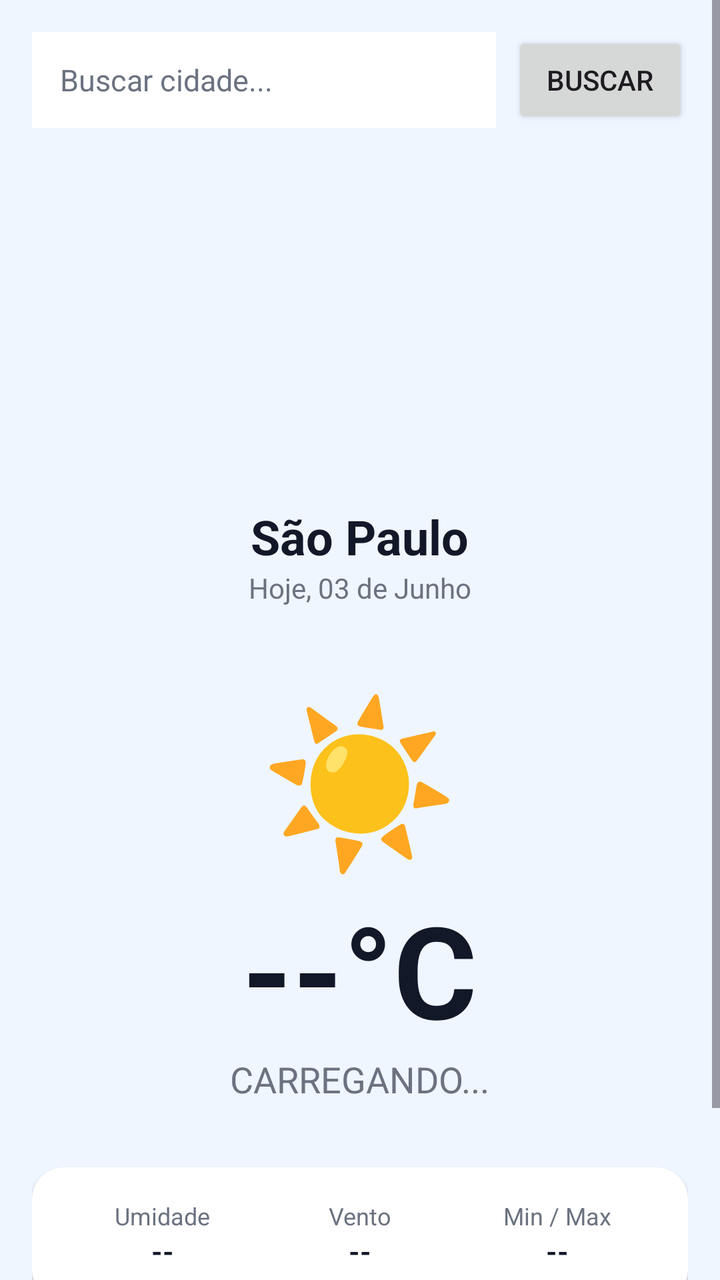
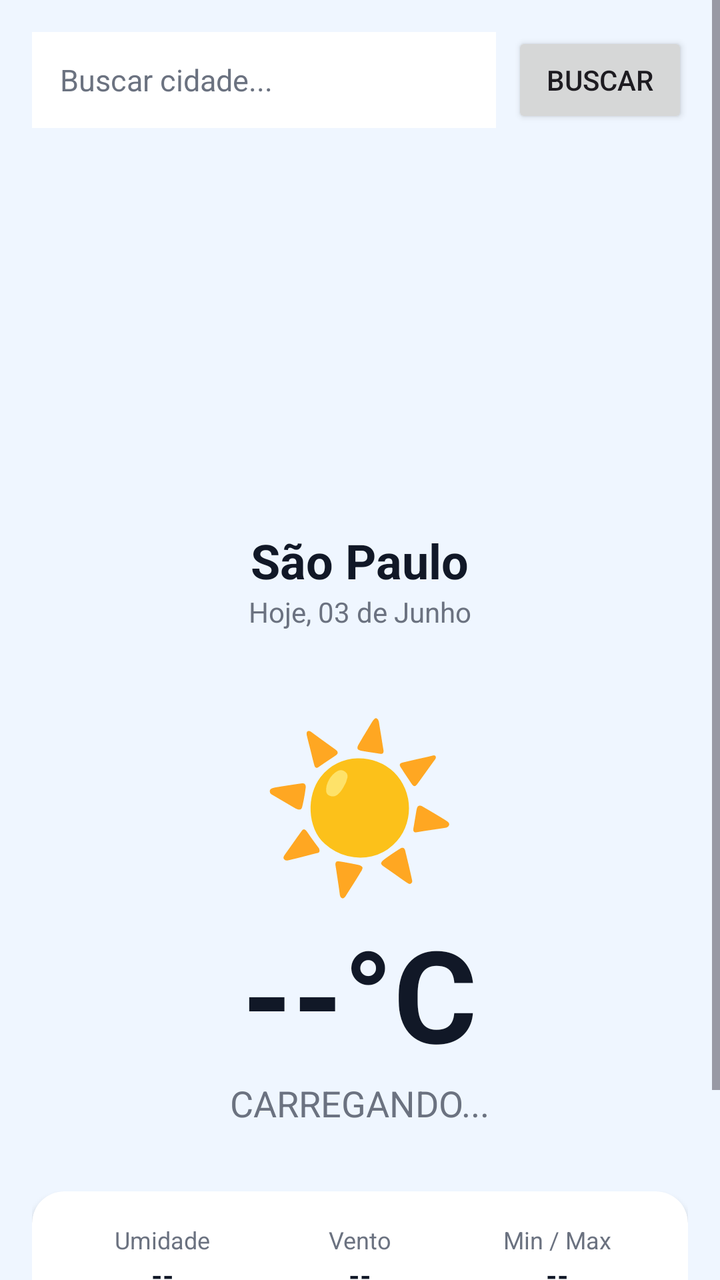

Two renders of the same Android screen: before a commit and after it. Below are the layout's source before the change and the commit's diff.
<!-- AndroidManifest.xml: application theme Theme.ClimaOff -->
<!-- res/layout/activity_main.xml -->
<?xml version="1.0" encoding="utf-8"?>
<ScrollView xmlns:android="http://schemas.android.com/apk/res/android"
    xmlns:app="http://schemas.android.com/apk/res-auto"
    xmlns:tools="http://schemas.android.com/tools"
    android:layout_width="match_parent"
    android:layout_height="match_parent"
    android:background="@color/background"
    android:fillViewport="true">

    <LinearLayout
        android:layout_width="match_parent"
        android:layout_height="wrap_content"
        android:orientation="vertical"
        android:padding="16dp">

        
        <LinearLayout
            android:layout_width="match_parent"
            android:layout_height="wrap_content"
            android:layout_marginBottom="12dp"
            android:orientation="horizontal"
            android:gravity="center_vertical">

            <EditText
                android:id="@+id/etBuscaCidade"
                android:layout_width="0dp"
                android:layout_height="48dp"
                android:layout_weight="1"
                android:background="@color/card_bg"
                android:hint="Buscar cidade..."
                android:textColorHint="@color/text_secondary"
                android:textColor="@color/text_primary"
                android:textSize="15sp"
                android:paddingStart="14dp"
                android:paddingEnd="14dp"
                android:inputType="textCapWords"
                android:imeOptions="actionSearch"
                android:singleLine="true" />

            <Button
                android:id="@+id/btnBuscar"
                android:layout_width="wrap_content"
                android:layout_height="48dp"
                android:layout_marginStart="8dp"
                android:text="Buscar"
                android:textSize="14sp" />

        </LinearLayout>

        
        <TextView
            android:id="@+id/tvStatusOffline"
            android:layout_width="match_parent"
            android:layout_height="wrap_content"
            android:layout_marginBottom="12dp"
            android:background="#FFF3CD"
            android:padding="10dp"
            android:text=""
            android:textColor="#856404"
            android:textSize="13sp"
            android:visibility="gone" />

        
        <ProgressBar
            android:id="@+id/progressBar"
            android:layout_width="wrap_content"
            android:layout_height="wrap_content"
            android:layout_gravity="center_horizontal"
            android:layout_marginTop="64dp"
            android:layout_marginBottom="64dp"
            android:visibility="visible" />

        
        <TextView
            android:id="@+id/tvCidade"
            android:layout_width="wrap_content"
            android:layout_height="wrap_content"
            android:layout_gravity="center_horizontal"
            android:text="São Paulo"
            android:textColor="@color/text_primary"
            android:textSize="24sp"
            android:textStyle="bold" />

        <TextView
            android:id="@+id/tvData"
            android:layout_width="wrap_content"
            android:layout_height="wrap_content"
            android:layout_gravity="center_horizontal"
            android:text="Hoje, 03 de Junho"
            android:textColor="@color/text_secondary"
            android:textSize="14sp" />

        
        <LinearLayout
            android:layout_width="match_parent"
            android:layout_height="wrap_content"
            android:layout_marginTop="32dp"
            android:gravity="center"
            android:orientation="vertical">

            <TextView
                android:id="@+id/tvIconePrincipal"
                android:layout_width="wrap_content"
                android:layout_height="wrap_content"
                android:text="☀️"
                android:textSize="80sp" />

            <TextView
                android:id="@+id/tvTemperaturaAtual"
                android:layout_width="wrap_content"
                android:layout_height="wrap_content"
                android:text="--°C"
                android:textColor="@color/text_primary"
                android:textSize="64sp"
                android:textStyle="bold" />

            <TextView
                android:id="@+id/tvDescricao"
                android:layout_width="wrap_content"
                android:layout_height="wrap_content"
                android:text="Carregando..."
                android:textColor="@color/text_secondary"
                android:textSize="18sp"
                android:textAllCaps="true" />
        </LinearLayout>

        
        <androidx.cardview.widget.CardView
            android:layout_width="match_parent"
            android:layout_height="wrap_content"
            android:layout_marginTop="32dp"
            app:cardBackgroundColor="@color/card_bg"
            app:cardCornerRadius="16dp"
            app:cardElevation="2dp">

            <LinearLayout
                android:layout_width="match_parent"
                android:layout_height="wrap_content"
                android:orientation="horizontal"
                android:padding="16dp"
                android:weightSum="3">

                <LinearLayout
                    android:layout_width="0dp"
                    android:layout_height="wrap_content"
                    android:layout_weight="1"
                    android:gravity="center"
                    android:orientation="vertical">
                    <TextView
                        android:layout_width="wrap_content"
                        android:layout_height="wrap_content"
                        android:text="Umidade"
                        android:textColor="@color/text_secondary"
                        android:textSize="12sp" />
                    <TextView
                        android:id="@+id/tvUmidade"
                        android:layout_width="wrap_content"
                        android:layout_height="wrap_content"
                        android:text="--"
                        android:textColor="@color/text_primary"
                        android:textStyle="bold" />
                </LinearLayout>

                <LinearLayout
                    android:layout_width="0dp"
                    android:layout_height="wrap_content"
                    android:layout_weight="1"
                    android:gravity="center"
                    android:orientation="vertical">
                    <TextView
                        android:layout_width="wrap_content"
                        android:layout_height="wrap_content"
                        android:text="Vento"
                        android:textColor="@color/text_secondary"
                        android:textSize="12sp" />
                    <TextView
                        android:id="@+id/tvVento"
                        android:layout_width="wrap_content"
                        android:layout_height="wrap_content"
                        android:text="--"
                        android:textColor="@color/text_primary"
                        android:textStyle="bold" />
                </LinearLayout>

                <LinearLayout
                    android:layout_width="0dp"
                    android:layout_height="wrap_content"
                    android:layout_weight="1"
                    android:gravity="center"
                    android:orientation="vertical">
                    <TextView
                        android:layout_width="wrap_content"
                        android:layout_height="wrap_content"
                        android:text="Min / Max"
                        android:textColor="@color/text_secondary"
                        android:textSize="12sp" />
                    <TextView
                        android:id="@+id/tvMinMax"
                        android:layout_width="wrap_content"
                        android:layout_height="wrap_content"
                        android:text="--"
                        android:textColor="@color/text_primary"
                        android:textStyle="bold" />
                </LinearLayout>
            </LinearLayout>
        </androidx.cardview.widget.CardView>

        
        <TextView
            android:layout_width="wrap_content"
            android:layout_height="wrap_content"
            android:layout_marginTop="32dp"
            android:layout_marginBottom="16dp"
            android:text="Próximos dias"
            android:textColor="@color/text_primary"
            android:textSize="18sp"
            android:textStyle="bold" />

        
        <androidx.recyclerview.widget.RecyclerView
            android:id="@+id/rvPrevisoes"
            android:layout_width="match_parent"
            android:layout_height="wrap_content"
            android:nestedScrollingEnabled="false"
            android:visibility="gone"
            tools:listitem="@layout/item_previsao" />

    </LinearLayout>
</ScrollView>
<!-- res/layout/item_previsao.xml (included above) -->
<?xml version="1.0" encoding="utf-8"?>
<androidx.cardview.widget.CardView xmlns:android="http://schemas.android.com/apk/res/android"
    xmlns:app="http://schemas.android.com/apk/res-auto"
    android:layout_width="match_parent"
    android:layout_height="wrap_content"
    android:layout_marginBottom="8dp"
    app:cardBackgroundColor="@color/card_bg"
    app:cardCornerRadius="12dp"
    app:cardElevation="1dp">

    <LinearLayout
        android:layout_width="match_parent"
        android:layout_height="wrap_content"
        android:gravity="center_vertical"
        android:orientation="horizontal"
        android:padding="12dp">

        <TextView
            android:id="@+id/tvItemData"
            android:layout_width="0dp"
            android:layout_height="wrap_content"
            android:layout_weight="1"
            android:text="Quarta, 04"
            android:textColor="@color/text_primary"
            android:textSize="16sp" />

        <TextView
            android:id="@+id/tvItemIcone"
            android:layout_width="wrap_content"
            android:layout_height="wrap_content"
            android:layout_marginHorizontal="16dp"
            android:text="⛅"
            android:textSize="24sp" />

        <TextView
            android:id="@+id/tvItemMinMax"
            android:layout_width="wrap_content"
            android:layout_height="wrap_content"
            android:text="18° / 26°"
            android:textColor="@color/text_secondary"
            android:textSize="14sp" />

    </LinearLayout>
</androidx.cardview.widget.CardView>
<!-- resources referenced by this layout -->
<resources>
  <color name="background">#EFF6FF</color>
  <color name="card_bg">#FFFFFF</color>
  <color name="text_primary">#111827</color>
  <color name="text_secondary">#6B7280</color>
  <style name="Theme.ClimaOff" parent="Base.Theme.ClimaOff" />
  <style name="Base.Theme.ClimaOff" parent="Theme.Material3.DayNight.NoActionBar">
          
          
      </style>
</resources>

<!-- the commit's change to res/layout/activity_main.xml (unified diff, before → after) -->
@@ -49,6 +49,32 @@
 
         
         <TextView
+            android:id="@+id/tvUltimasCidadesTitulo"
+            android:layout_width="wrap_content"
+            android:layout_height="wrap_content"
+            android:layout_marginBottom="6dp"
+            android:text="Últimas cidades"
+            android:textColor="@color/text_secondary"
+            android:textSize="13sp"
+            android:visibility="gone" />
+
+        <HorizontalScrollView
+            android:layout_width="match_parent"
+            android:layout_height="wrap_content"
+            android:layout_marginBottom="12dp"
+            android:scrollbars="none">
+
+            <LinearLayout
+                android:id="@+id/containerUltimasCidades"
+                android:layout_width="wrap_content"
+                android:layout_height="wrap_content"
+                android:orientation="horizontal"
+                android:visibility="gone" />
+
+        </HorizontalScrollView>
+
+        
+        <TextView
             android:id="@+id/tvStatusOffline"
             android:layout_width="match_parent"
             android:layout_height="wrap_content"
